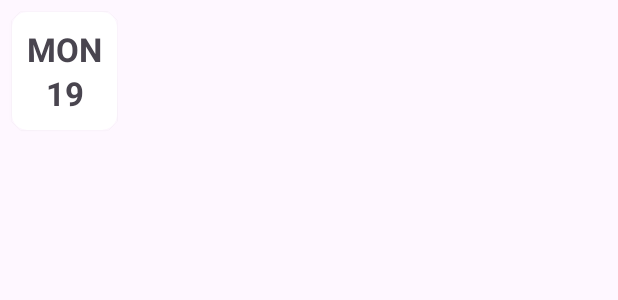
After one commit to 5ldkamal/todoApp, an Android app built with Jetpack Compose: the layout calendar_day_item.xml on its own in the app's theme, with its tools: preview values and no code run, on a phone screen of 412 x 824 dp. The commit adds this screen. Shown: the top 300 px of the screen. Run offline under Robolectric (Android 15) with nearby library versions, the phone set to English and light mode, and no system bars.

Commit message:
Add Calendar view

```diff
--- a/app/build.gradle.kts
+++ b/app/build.gradle.kts
@@ -10,7 +10,7 @@ android {
 
     defaultConfig {
         applicationId = "com.example.todo"
-        minSdk = 24
+        minSdk = 30
         targetSdk = 35
         versionCode = 1
         versionName = "1.0"
@@ -41,6 +41,8 @@ android {
 }
 
 dependencies {
+    // The view calendar library for Android
+    implementation(libs.calendarView)
     implementation(libs.androidx.room.runtime)
     implementation(libs.androidx.material3.android)
     ksp(libs.androidx.room.compiler)
--- /dev/null
+++ b/app/src/main/res/layout/calendar_day_item.xml
@@ -0,0 +1,40 @@
+<?xml version="1.0" encoding="utf-8"?>
+<androidx.cardview.widget.CardView xmlns:android="http://schemas.android.com/apk/res/android"
+    xmlns:app="http://schemas.android.com/apk/res-auto"
+    android:layout_width="wrap_content"
+    android:layout_height="wrap_content"
+    android:layout_margin="8dp"
+    android:padding="10dp"
+    app:cardCornerRadius="10dp"
+    app:contentPadding="10dp">
+
+    <androidx.constraintlayout.widget.ConstraintLayout
+        android:layout_width="match_parent"
+        android:layout_height="match_parent">
+
+        <TextView
+            android:id="@+id/dayName"
+            android:layout_width="match_parent"
+            android:layout_height="0dp"
+            android:text="MON"
+            android:textSize="22dp"
+            android:textStyle="bold"
+            app:layout_constraintTop_toTopOf="parent"
+            app:layout_constraintEnd_toEndOf="parent"
+            app:layout_constraintStart_toStartOf="parent" />
+
+        <TextView
+            android:id="@+id/dayNumber"
+            android:layout_width="match_parent"
+            android:layout_height="match_parent"
+            android:text="19"
+            android:textSize="22dp"
+            android:textStyle="bold"
+            app:layout_constraintEnd_toEndOf="parent"
+            app:layout_constraintStart_toStartOf="parent"
+            app:layout_constraintBottom_toBottomOf="parent"
+            app:layout_constraintTop_toBottomOf="@id/dayName" />
+
+    </androidx.constraintlayout.widget.ConstraintLayout>
+
+</androidx.cardview.widget.CardView>
--- a/app/src/main/res/layout/task_item.xml
+++ b/app/src/main/res/layout/task_item.xml
@@ -62,8 +62,8 @@
 
         <androidx.appcompat.widget.AppCompatImageView
             android:id="@+id/done_btn"
-            android:layout_width="100dp"
-            android:layout_height="50dp"
+            android:layout_width="80dp"
+            android:layout_height="40dp"
             android:layout_margin="16dp"
             android:background="@drawable/rounded_done_button"
             app:layout_constraintBottom_toBottomOf="parent"
--- a/gradle/libs.versions.toml
+++ b/gradle/libs.versions.toml
@@ -11,6 +11,7 @@ activity = "1.10.0"
 constraintlayout = "2.2.0"
 roomRuntime = "2.6.1"
 material3Android = "1.3.1"
+calendarView = "2.6.2"
 
 [libraries]
 androidx-core-ktx = { group = "androidx.core", name = "core-ktx", version.ref = "coreKtx" }
@@ -24,6 +25,7 @@ material = { group = "com.google.android.material", name = "material", version.r
 androidx-activity = { group = "androidx.activity", name = "activity", version.ref = "activity" }
 androidx-constraintlayout = { group = "androidx.constraintlayout", name = "constraintlayout", version.ref = "constraintlayout" }
 androidx-material3-android = { group = "androidx.compose.material3", name = "material3-android", version.ref = "material3Android" }
+calendarView = { module = "com.kizitonwose.calendar:view", version.ref = "calendarView" }
 
 [plugins]
 android-application = { id = "com.android.application", version.ref = "agp" }
```
Also changed, not shown: app/src/main/java/com/example/todo/Adapter/DayViewContainer.kt (added, +10 -0 lines), app/src/main/java/com/example/todo/Adapter/TaskListAdapter.kt (added, +33 -0 lines), app/src/main/java/com/example/todo/MainActivity.kt (+24 -6 lines), app/src/main/java/com/example/todo/TaskListFragment.kt (added, +67 -0 lines), app/src/main/res/layout/fragment_task_list.xml (added, +55 -0 lines), app/src/main/res/menu/menu_bottom_app_bar.xml (+5 -3 lines).
